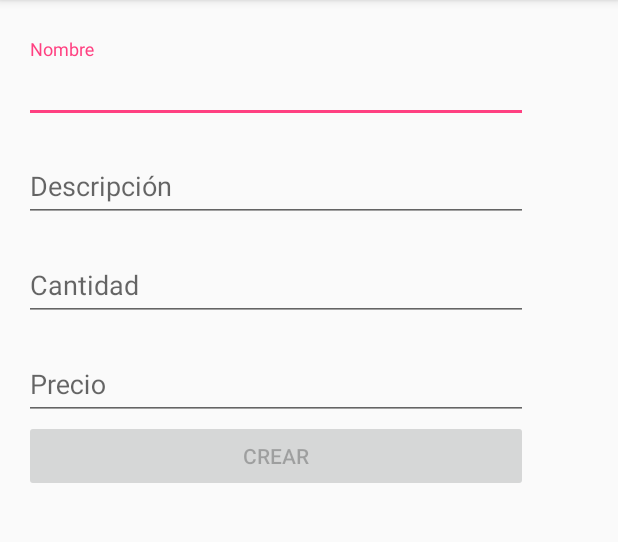
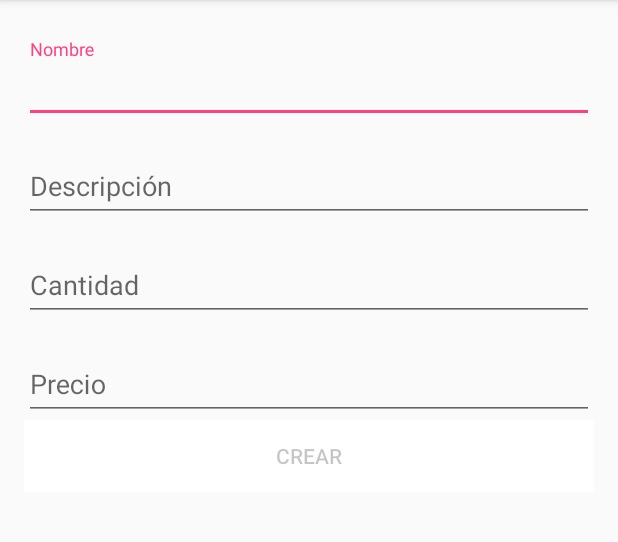
Before and after one commit to alexlondon07/ArquitecturaMVPBase-, an Android app: the screen it shows after launch (CreateProductActivity before the commit, ProductCreateActivity after it), on a phone screen of 412 x 824 dp, the part 84-626 px from its top. Run offline under Robolectric (Android 15) with nearby library versions, the phone set to English and light mode, and no system bars; libraries missing offline, so code that uses them is left out: com.squareup.okhttp, retrofit.client, retrofit.converter; 2 statements that could not run were skipped.

Commit message:
Metodo POST servicio Products

```diff
--- a/app/src/main/AndroidManifest.xml
+++ b/app/src/main/AndroidManifest.xml
@@ -18,7 +18,7 @@
         </activity>
         <activity android:name=".views.activities.DetailsActivity" />
 
-        <activity android:name=".views.activities.CreateProductActivity">
+        <activity android:name=".views.activities.ProductCreateActivity">
             <intent-filter>
                 <action android:name="android.intent.action.MAIN" />
 
--- a/app/src/main/java/io/github/alexlondon07/arquitecturamvpbase/repository/ProductRepository.java
+++ b/app/src/main/java/io/github/alexlondon07/arquitecturamvpbase/repository/ProductRepository.java
@@ -25,8 +25,8 @@ public class ProductRepository {
         return products;
     }
 
-    public Product saveProduct(Product productParam) throws RetrofitError{
-        Product product = services.saveProduct(productParam);
-        return product;
+    public Product saveProduct(Product product) throws RetrofitError{
+        Product products = services.saveProduct(product);
+        return products;
     }
 }
--- a/app/src/main/java/io/github/alexlondon07/arquitecturamvpbase/views/BaseActivity.java
+++ b/app/src/main/java/io/github/alexlondon07/arquitecturamvpbase/views/BaseActivity.java
@@ -42,6 +42,11 @@ public class BaseActivity<T extends BasePresenter> extends AppCompatActivity imp
         progressDialog.dismiss();
     }
 
+    @Override
+    public void showMessage(String msj) {
+
+    }
+
     public T getPresenter() {
         return presenter;
     }
--- a/app/src/main/java/io/github/alexlondon07/arquitecturamvpbase/views/IBaseView.java
+++ b/app/src/main/java/io/github/alexlondon07/arquitecturamvpbase/views/IBaseView.java
@@ -8,5 +8,6 @@ public interface IBaseView {
 
     public void showProgress(int message);
     public void hidePorgress();
+    public void showMessage(String msj);
 
 }
--- a/app/src/main/java/io/github/alexlondon07/arquitecturamvpbase/views/activities/CreateProductActivity.java
+++ /dev/null
@@ -1,77 +0,0 @@
-package io.github.alexlondon07.arquitecturamvpbase.views.activities;
-
-import android.graphics.Color;
-import android.support.design.widget.TextInputEditText;
-import android.os.Bundle;
-import android.text.Editable;
-import android.text.TextWatcher;
-import android.widget.Button;
-
-import io.github.alexlondon07.arquitecturamvpbase.R;
-import io.github.alexlondon07.arquitecturamvpbase.model.Product;
-import io.github.alexlondon07.arquitecturamvpbase.presenter.ProductCreatePresenter;
-import io.github.alexlondon07.arquitecturamvpbase.views.BaseActivity;
-
-public class CreateProductActivity extends BaseActivity<ProductCreatePresenter> implements ICreateProductView, TextWatcher {
-
-    private TextInputEditText name;
-    private TextInputEditText description;
-    private TextInputEditText quantity;
-    private TextInputEditText price;
-    private Button btn_create;
-
-    @Override
-    public void onCreate(Bundle savedInstanceState) {
-        super.onCreate(savedInstanceState);
-        setContentView(R.layout.activity_create_product);
-        setPresenter(new ProductCreatePresenter());
-        getPresenter().inject(this, getValidateInternet());
-
-        /*Obtemos los valores de los Inputs*/
-        name = (TextInputEditText)findViewById(R.id.activity_create_product_name);
-        name.addTextChangedListener(this);
-
-        description = (TextInputEditText) findViewById(R.id.activity_create_product_description);
-        description.addTextChangedListener(this);
-
-        quantity = (TextInputEditText)  findViewById(R.id.activity_create_product_quantity);
-        quantity.addTextChangedListener(this);
-
-        price = (TextInputEditText)  findViewById(R.id.activity_create_product_price);
-        price.addTextChangedListener(this);
-
-        btn_create = (Button) findViewById(R.id.activity_create_product_button_create);
-    }
-
-
-
-    @Override
-    public void beforeTextChanged(CharSequence charSequence, int i, int i1, int i2) {
-
-    }
-
-    @Override
-    public void onTextChanged(CharSequence charSequence, int i, int i1, int i2) {
-
-    }
-
-    @Override
-    public void afterTextChanged(Editable editable) {
-        validateField();
-    }
-
-    public void validateField(){
-        if( name.getText().toString().length() == 0 || price.getText().toString().length() == 0 || quantity.getText().toString().length() == 0 || description.getText().toString().length() == 0){
-            btn_create.setEnabled(false);
-            btn_create.setBackgroundColor(Color.DKGRAY);
-        }else{
-            btn_create.setEnabled(true);
-            btn_create.setBackgroundColor(Color.YELLOW);
-        }
-    }
-
-    @Override
-    public void responseCreateProduct(Product product) {
-
-    }
-}
--- a/app/src/main/java/io/github/alexlondon07/arquitecturamvpbase/views/activities/ICreateProductView.java
+++ b/app/src/main/java/io/github/alexlondon07/arquitecturamvpbase/views/activities/ICreateProductView.java
@@ -9,5 +9,5 @@ import io.github.alexlondon07.arquitecturamvpbase.views.IBaseView;
 
 public interface ICreateProductView extends IBaseView {
 
-    void responseCreateProduct(Product product);
+    void responseCreateProduct(boolean isCreated);
 }
--- /dev/null
+++ b/app/src/main/java/io/github/alexlondon07/arquitecturamvpbase/views/activities/ProductCreateActivity.java
@@ -0,0 +1,122 @@
+package io.github.alexlondon07.arquitecturamvpbase.views.activities;
+import android.support.design.widget.TextInputEditText;
+import android.os.Bundle;
+import android.support.v4.content.ContextCompat;
+import android.text.Editable;
+import android.text.TextWatcher;
+import android.view.View;
+import android.widget.Button;
+import android.widget.Toast;
+
+import io.github.alexlondon07.arquitecturamvpbase.R;
+import io.github.alexlondon07.arquitecturamvpbase.model.Product;
+import io.github.alexlondon07.arquitecturamvpbase.presenter.ProductCreatePresenter;
+import io.github.alexlondon07.arquitecturamvpbase.views.BaseActivity;
+
+public class ProductCreateActivity extends BaseActivity<ProductCreatePresenter> implements ICreateProductView, TextWatcher {
+
+    private TextInputEditText name, description, quantity, price;
+    private Button btn_create;
+
+    @Override
+    public void onCreate(Bundle savedInstanceState) {
+        super.onCreate(savedInstanceState);
+        setContentView(R.layout.activity_create_product);
+        setPresenter(new ProductCreatePresenter());
+        getPresenter().inject(this, getValidateInternet());
+        createProgresDialog();
+        initialize();
+        loadEvents();
+    }
+
+    public void initialize(){
+        btn_create = (Button) findViewById(R.id.activity_create_product_button_create);
+        disableButton(btn_create);
+
+        name = (TextInputEditText)findViewById(R.id.activity_create_product_name);
+        name.addTextChangedListener(this);
+
+        description = (TextInputEditText) findViewById(R.id.activity_create_product_description);
+        description.addTextChangedListener(this);
+
+        quantity = (TextInputEditText)  findViewById(R.id.activity_create_product_quantity);
+        quantity.addTextChangedListener(this);
+
+        price = (TextInputEditText)  findViewById(R.id.activity_create_product_price);
+        price.addTextChangedListener(this);
+        createProgresDialog();
+    }
+
+    public void loadEvents(){
+        btn_create.setOnClickListener(new View.OnClickListener() {
+            @Override
+            public void onClick(View view) {
+                Product product = new Product();
+                product.setName(name.getText().toString());
+                product.setDescription(description.getText().toString());
+                product.setQuantity(quantity.getText().toString());
+                product.setPrice(price.getText().toString());
+                getPresenter().createThreadProduct(product);
+            }
+        });
+    }
+
+    public void validateFields(){
+        if( name.getText().toString().isEmpty() ||
+                price.getText().toString().isEmpty() ||
+                quantity.getText().toString().isEmpty()  ||
+                description.getText().toString().isEmpty()){
+            disableButton(btn_create);
+        }else{
+            enableButton(btn_create);
+        }
+    }
+
+    public void enableButton(Button button){
+        button.setEnabled(true);
+        button.setBackgroundColor(ContextCompat.getColor(this,R.color.colorPrimary));
+
+    }
+
+    public void disableButton(Button button){
+        button.setEnabled(false);
+        button.setBackgroundColor(ContextCompat.getColor(this,R.color.colorWhite));
+    }
+
+
+    @Override
+    public void beforeTextChanged(CharSequence charSequence, int i, int i1, int i2) {
+
+    }
+
+    @Override
+    public void onTextChanged(CharSequence charSequence, int i, int i1, int i2) {
+
+    }
+
+    @Override
+    public void afterTextChanged(Editable editable) {
+        validateFields();
+    }
+
+    @Override
+    public void responseCreateProduct(final boolean isCreated) {
+        runOnUiThread(new Runnable() {
+            @Override
+            public void run() {
+                try {
+                    if(isCreated){
+                        Toast.makeText(ProductCreateActivity.this, getResources().getString(R.string.okCreateProduct), Toast.LENGTH_SHORT).show();
+                        ProductCreateActivity.this.finish();
+                    }else {
+                        Toast.makeText(ProductCreateActivity.this, getResources().getString(R.string.errorCreateProduct), Toast.LENGTH_SHORT).show();
+                    }
+                }catch (Throwable throwable){
+                    throwable.printStackTrace();
+                }
+            }
+    });
+
+    }
+
+}
--- a/app/src/main/res/layout/activity_create_product.xml
+++ b/app/src/main/res/layout/activity_create_product.xml
@@ -5,17 +5,15 @@
     android:layout_width="match_parent"
     android:layout_height="match_parent"
     android:fitsSystemWindows="true"
-    tools:context="io.github.alexlondon07.arquitecturamvpbase.views.activities.CreateProductActivity">
+    tools:context="io.github.alexlondon07.arquitecturamvpbase.views.activities.ProductCreateActivity">
 
 
 
     <ScrollView
-        android:layout_width="368dp"
-        android:layout_height="495dp"
+        android:layout_width="match_parent"
+        android:layout_height="match_parent"
         android:fillViewport="true"
-        app:layout_behavior="@string/appbar_scrolling_view_behavior"
-        tools:layout_editor_absoluteY="8dp"
-        tools:layout_editor_absoluteX="8dp">
+        app:layout_behavior="@string/appbar_scrolling_view_behavior">
 
         <LinearLayout
             android:layout_width="match_parent"
@@ -81,18 +79,18 @@
                     android:layout_width="match_parent"
                     android:layout_height="wrap_content"
                     android:hint="@string/hint_product_price"
-                    android:inputType="numberDecimal"
+                    android:inputType="number"
                     />
 
             </android.support.design.widget.TextInputLayout>
-
 
             <Button
                 android:id="@+id/activity_create_product_button_create"
                 android:layout_width="match_parent"
                 android:layout_height="wrap_content"
                 android:text="@string/text_button_create_product"
-                android:enabled="false"
+                style="@style/Widget.AppCompat.Button.Colored"
+                android:onClick="createNewProduct"
                 />
 
         </LinearLayout>
--- a/app/src/main/res/values/colors.xml
+++ b/app/src/main/res/values/colors.xml
@@ -3,4 +3,6 @@
     <color name="colorPrimary">#3F51B5</color>
     <color name="colorPrimaryDark">#303F9F</color>
     <color name="colorAccent">#FF4081</color>
+    <color name="colorWhite">#FFFF</color>
+    <color name="colorGray">#a1a0a0</color>
 </resources>
--- a/app/src/main/res/values/strings.xml
+++ b/app/src/main/res/values/strings.xml
@@ -11,4 +11,6 @@
     <string name="hint_product_quantity">Cantidad</string>
     <string name="hint_product_price">Precio</string>
     <string name="text_button_create_product">Crear</string>
+    <string name="okCreateProduct">Se ha creado el producto correctamente</string>
+    <string name="errorCreateProduct">Error creando producto</string>
 </resources>
```
Also changed, not shown: app/src/main/java/io/github/alexlondon07/arquitecturamvpbase/presenter/ProductCreatePresenter.java (+11 -16 lines).
